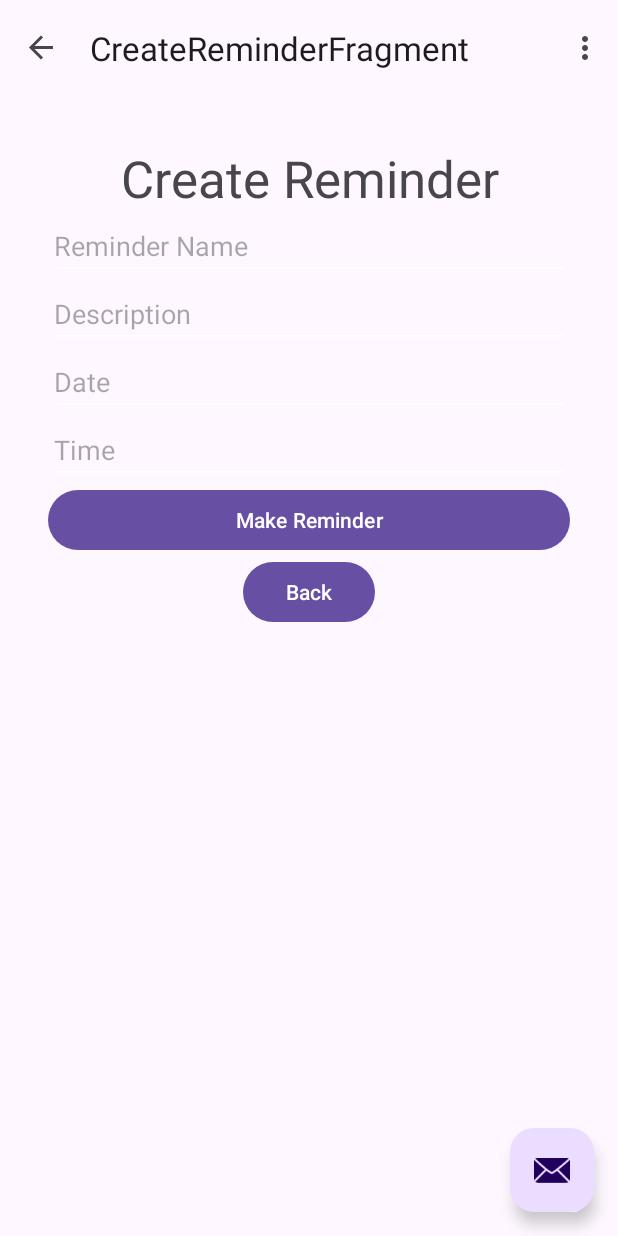
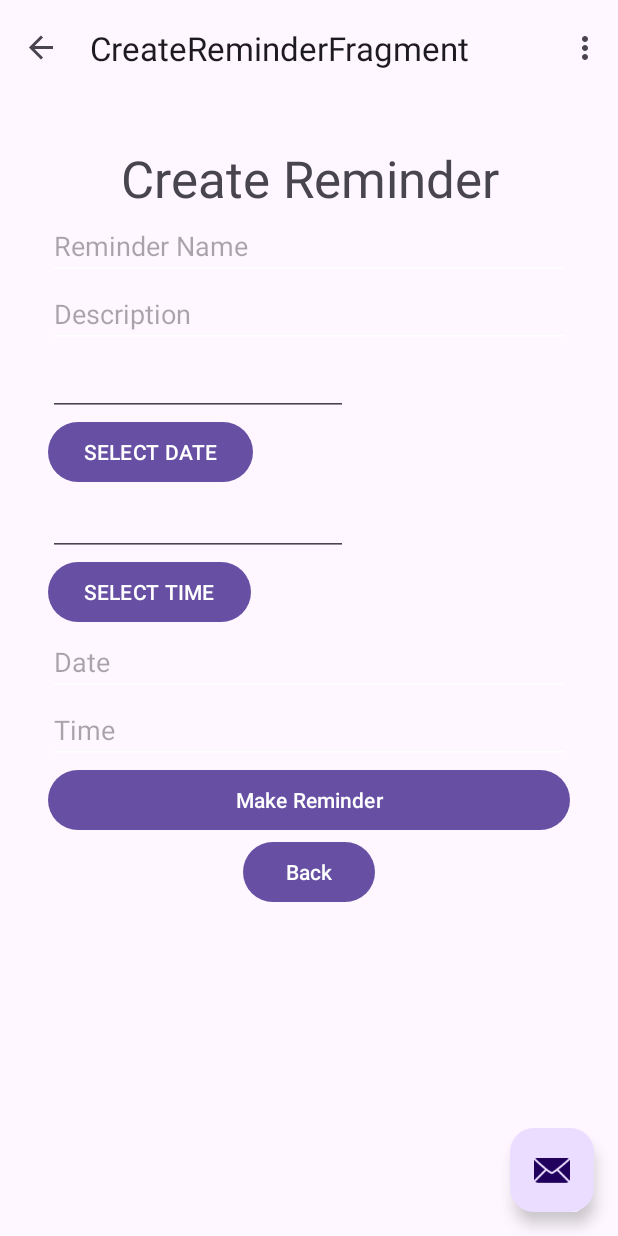
Before and after one commit to Pburman953/StudySync, an Android app: the CreateReminderFragment screen opened through its navigation route, on a phone screen of 412 x 824 dp. Run offline under Robolectric (Android 15) with nearby library versions, the phone set to English and light mode, and no system bars; our stand-ins replace navigation-ui; 6 statements that could not run were skipped.

Commit message:
Reminder bug trying to fix

```diff
--- a/Home2/app/build.gradle.kts
+++ b/Home2/app/build.gradle.kts
@@ -48,5 +48,7 @@ dependencies {
     androidTestImplementation("androidx.test.ext:junit:1.1.5")
     androidTestImplementation("androidx.test.espresso:espresso-core:3.5.1")
     implementation("com.android.volley:volley:1.2.1")
+    implementation ("com.google.android.material:material:1.3.0-alpha04")
+
 
 }
--- a/Home2/app/src/main/java/com/example/home/CreateReminderFragment.java
+++ b/Home2/app/src/main/java/com/example/home/CreateReminderFragment.java
@@ -1,10 +1,14 @@
 package com.example.home;
 
+import android.app.DatePickerDialog;
+import android.app.TimePickerDialog;
 import android.os.Bundle;
 import android.view.LayoutInflater;
 import android.view.View;
 import android.view.ViewGroup;
+import android.widget.Button;
 import android.widget.EditText;
+import android.widget.TimePicker;
 import android.widget.Toast;
 
 import androidx.annotation.NonNull;
@@ -15,44 +19,84 @@ import com.example.home.databinding.FragmentCreatereminderBinding;
 
 import java.text.ParseException;
 import java.text.SimpleDateFormat;
+import java.util.Calendar;
 import java.util.Locale;
+import java.util.Objects;
 import java.util.regex.Matcher;
 import java.util.regex.Pattern;
 
 
-public class CreateReminderFragment extends Fragment {
+public class CreateReminderFragment extends Fragment implements  View.OnClickListener {
 
+    Button btnDatePicker, btnTimePicker;
+    EditText txtDate, txtTime;
     private FragmentCreatereminderBinding binding;
+
+    private int mYear, mMonth, mDay, mHour, mMinute;
 
     @Override
     public View onCreateView(
-            LayoutInflater inflater, ViewGroup container,
+            @NonNull LayoutInflater inflater, ViewGroup container,
             Bundle savedInstanceState
     ) {
 
+        super.onCreate(savedInstanceState);
+
+
+
+        btnDatePicker= btnDatePicker.findViewById(R.id.btn_date);
+        btnTimePicker= btnTimePicker.findViewById(R.id.btn_time);
+        txtDate= txtDate.findViewById(R.id.in_date);
+        txtTime= txtTime.findViewById(R.id.in_time);
+
+        btnDatePicker.setOnClickListener(this);
+        btnTimePicker.setOnClickListener(this);
         binding = FragmentCreatereminderBinding.inflate(inflater, container, false);
         return binding.getRoot();
 
     }
 
-    public void onViewCreated(@NonNull View view, Bundle savedInstanceState) {
-        super.onViewCreated(view, savedInstanceState);
 
-        binding.BackReminder.setOnClickListener(new View.OnClickListener() {
-            @Override
-            public void onClick(View view) {
-                NavHostFragment.findNavController(CreateReminderFragment.this)
-                        .navigate(R.id.action_CreateReminderFragment_to_DashboardFragment);
-            }
-        });
+    @Override
+    public void onClick(View v) {
+        if(v == binding.buttonCreateReminder){createReminder();}
+        if(v == binding.BackReminder){
+            NavHostFragment.findNavController(CreateReminderFragment.this)
+                    .navigate(R.id.action_CreateReminderFragment_to_DashboardFragment);
+        }
+        if (v == btnDatePicker) {
 
-        binding.buttonCreateReminder.setOnClickListener(new View.OnClickListener() {
-            @Override
-            public void onClick(View view) {
-                createReminder();
-            }
-        });
+            // Get Current Date
+            final Calendar c = Calendar.getInstance();
+            mYear = c.get(Calendar.YEAR);
+            mMonth = c.get(Calendar.MONTH);
+            mDay = c.get(Calendar.DAY_OF_MONTH);
 
+
+            DatePickerDialog datePickerDialog = new DatePickerDialog(this.requireContext(),
+                    (view, year, monthOfYear, dayOfMonth) -> txtDate.setText(dayOfMonth + "-" + (monthOfYear + 1) + "-" + year), mYear, mMonth, mDay);
+            datePickerDialog.show();
+        }
+        if (v == btnTimePicker) {
+
+            // Get Current Time
+            final Calendar c = Calendar.getInstance();
+            mHour = c.get(Calendar.HOUR_OF_DAY);
+            mMinute = c.get(Calendar.MINUTE);
+
+            // Launch Time Picker Dialog
+            TimePickerDialog timePickerDialog = new TimePickerDialog(this.requireContext(),
+                    new TimePickerDialog.OnTimeSetListener() {
+
+                        @Override
+                        public void onTimeSet(TimePicker view, int hourOfDay,
+                                              int minute) {
+
+                            txtTime.setText(hourOfDay + ":" + minute);
+                        }
+                    }, mHour, mMinute, false);
+            timePickerDialog.show();
+        }
     }
 
     private void createReminder() {
@@ -149,4 +193,6 @@ public class CreateReminderFragment extends Fragment {
         binding = null;
     }
 
+
+
 }
--- a/Home2/app/src/main/res/layout/fragment_createreminder.xml
+++ b/Home2/app/src/main/res/layout/fragment_createreminder.xml
@@ -27,7 +27,7 @@
                 android:layout_width="match_parent"
                 android:layout_height="wrap_content"
                 android:gravity="center"
-                android:text="Create Reminder"
+                android:text="@string/create_reminder"
                 android:textSize="34sp" />
 
             <EditText
@@ -35,7 +35,7 @@
                 android:layout_width="match_parent"
                 android:layout_height="wrap_content"
                 android:backgroundTint="#FFFFFF"
-                android:hint="Reminder Name"
+                android:hint="@string/reminder_name"
                 android:inputType="text" />
 
             <EditText
@@ -43,8 +43,31 @@
                 android:layout_width="match_parent"
                 android:layout_height="wrap_content"
                 android:backgroundTint="#FFFFFF"
-                android:hint="Description"
+                android:hint="@string/description"
                 android:inputType="text" />
+
+
+            <EditText
+                android:layout_width="200dp"
+                android:layout_height="wrap_content"
+                android:id="@+id/in_date" />
+
+            <Button
+                android:layout_width="wrap_content"
+                android:layout_height="wrap_content"
+                android:text="@string/select_date"
+                android:id="@+id/btn_date"/>
+
+            <EditText
+                android:layout_width="200dp"
+                android:layout_height="wrap_content"
+                android:id="@+id/in_time" />
+
+            <Button
+                android:layout_width="wrap_content"
+                android:layout_height="wrap_content"
+                android:text="@string/select_time"
+                android:id="@+id/btn_time"/>
 
             <EditText
                 android:id="@+id/editTextDate"
@@ -65,19 +88,18 @@
                 android:calendarViewShown="true"
                 />
 
-
             <Button
                 android:id="@+id/buttonCreateReminder"
                 android:layout_width="match_parent"
                 android:layout_height="wrap_content"
-                android:text="Make Reminder" />
+                android:text="@string/make_reminder" />
 
             <Button
                 android:id="@+id/BackReminder"
                 android:layout_width="wrap_content"
                 android:layout_height="wrap_content"
                 android:layout_gravity="center"
-                android:text="Back" />
+                android:text="@string/back" />
         </LinearLayout>
 
 
--- a/Home2/app/src/main/res/values/strings.xml
+++ b/Home2/app/src/main/res/values/strings.xml
@@ -43,4 +43,11 @@
         libero vel nunc consequat, quis tincidunt nisl eleifend. Cras bibendum enim a justo luctus
         vestibulum. Fusce dictum libero quis erat maximus, vitae volutpat diam dignissim.
     </string>
+    <string name="select_date">SELECT DATE</string>
+    <string name="select_time">SELECT TIME</string>
+    <string name="make_reminder">Make Reminder</string>
+    <string name="back">Back</string>
+    <string name="description">Description</string>
+    <string name="reminder_name">Reminder Name</string>
+    <string name="create_reminder">Create Reminder</string>
 </resources>
```
